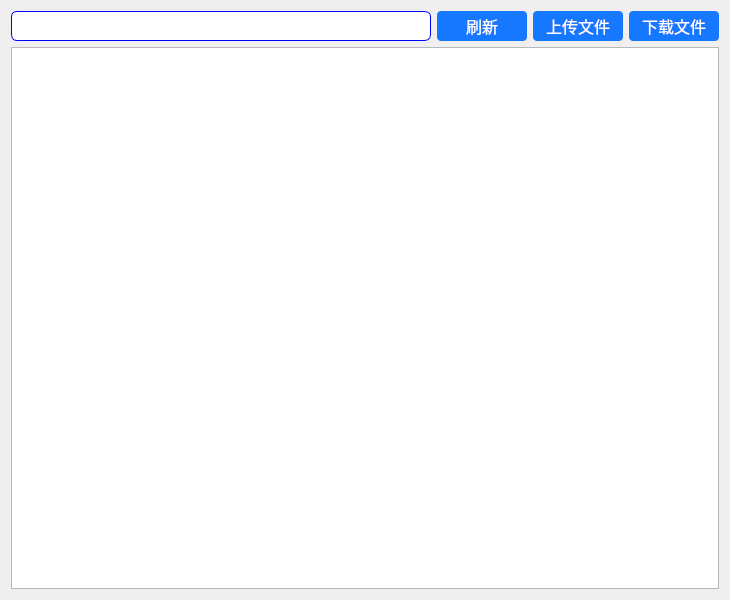
This is src/filewindow.ui in 7lingyuan/CloudBack as Qt 5 draws it before an edit. The edited form follows.
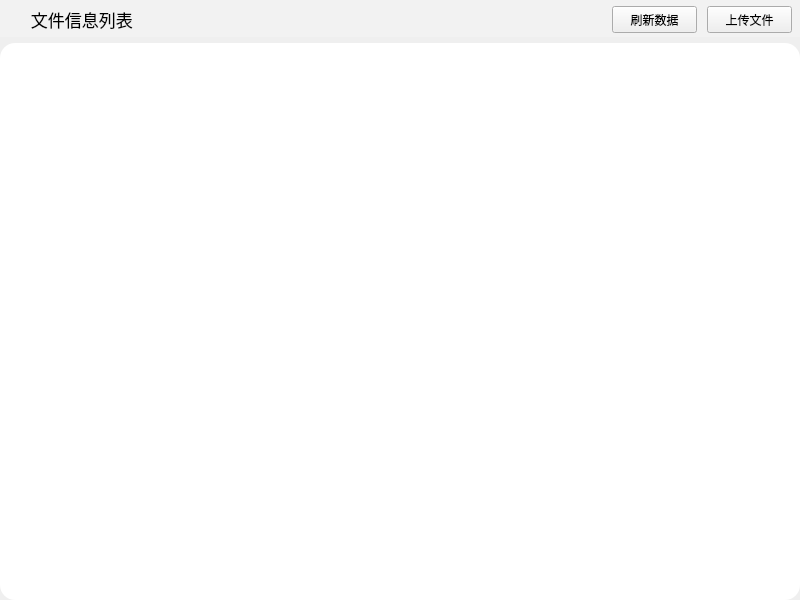
This is the edited form.

```diff
--- a/src/filewindow.ui
+++ b/src/filewindow.ui
@@ -6,120 +6,199 @@
    <rect>
     <x>0</x>
     <y>0</y>
-    <width>730</width>
+    <width>800</width>
     <height>600</height>
    </rect>
   </property>
   <property name="windowTitle">
    <string>Form</string>
   </property>
-  <property name="styleSheet">
-   <string notr="true">/*设置搜索输入框样式*/
-QLineEdit#lineEdit_search {
-border : 1px solid blue;
-border-radius : 6px;
-}
-
-/*设置按钮样式*/
-QPushButton#pushButton_refresh, QPushButton#pushButton_upload, QPushButton#pushButton_download{
-    color : white;
-    font-size : 16px;
-    border-radius : 4px;
-    border-color : #409eff;
-    background-color : rgb(22,119,255);
-}
-
-/*设置按钮悬浮时的状态*/
-QPushButton#pushButton_refresh:hover, QPushButton#pushButton_upload:hover, QPushButton#pushButton_download:hover {
-    background-color : #79bbff;
-    border-color :  #79bbff;
-}
-
-/*设置按钮按压时的状态*/
-QPushButton#pushButton_refresh:pressed, QPushButton#pushButton_upload:pressed, QPushButton#pushButton_download:pressed{
-background-color : #337ecc;
-border-color :  #337ecc;
-}
-
-
-/*设置侧边滑动条*/
-QTableView#tableView QScrollBar:vertical {
-    border: 1px solid #999999;
-    background:white;
-    width:10px; 
-    margin: 0px 0 0px 0;
-}
-QTableView#tableView QScrollBar::handle:vertical {
-    background: qlineargradient(x1:0, y1:0, x2:0, y2:1, stop:0 #30A6E6, stop: 0.5 #30A6E6, stop:1 #30A6E6);
-    min-height: 0px;
-}
-QTableView#tableView QScrollBar::add-line:vertical {
-    background: qlineargradient(x1:0, y1:0, x2:0, y2:1, stop:0 #d0d0d0, stop: 0.5 #d0d0d0, stop:1 #d0d0d0);
-    height: 0px;
-    subcontrol-position: bottom;
-    subcontrol-origin: margin;
-}
-QTableView#tableView QScrollBar::sub-line:vertical {
-    background: qlineargradient(x1:0, y1:0, x2:0, y2:1, stop:0 #d0d0d0, stop: 0.5 #d0d0d0, stop:1 #d0d0d0);
-    height: 0 px;
-    subcontrol-position: top;
-    subcontrol-origin: margin;
-}
-
-
-</string>
-  </property>
-  <layout class="QGridLayout" name="gridLayout">
-   <item row="0" column="2">
-    <widget class="QPushButton" name="pushButton_upload">
-     <property name="minimumSize">
-      <size>
-       <width>90</width>
-       <height>30</height>
-      </size>
+  <layout class="QVBoxLayout" name="verticalLayout">
+   <property name="leftMargin">
+    <number>0</number>
+   </property>
+   <property name="topMargin">
+    <number>0</number>
+   </property>
+   <property name="rightMargin">
+    <number>0</number>
+   </property>
+   <property name="bottomMargin">
+    <number>0</number>
+   </property>
+   <item>
+    <widget class="QWidget" name="file_info_widget" native="true">
+     <property name="sizePolicy">
+      <sizepolicy hsizetype="Expanding" vsizetype="Fixed">
+       <horstretch>0</horstretch>
+       <verstretch>0</verstretch>
+      </sizepolicy>
      </property>
-     <property name="text">
-      <string>上传文件</string>
-     </property>
-    </widget>
-   </item>
-   <item row="0" column="0">
-    <widget class="QLineEdit" name="lineEdit_search">
      <property name="minimumSize">
       <size>
        <width>0</width>
-       <height>30</height>
+       <height>35</height>
       </size>
      </property>
-    </widget>
-   </item>
-   <item row="0" column="1">
-    <widget class="QPushButton" name="pushButton_refresh">
-     <property name="minimumSize">
+     <property name="maximumSize">
       <size>
-       <width>90</width>
-       <height>30</height>
+       <width>16777213</width>
+       <height>40</height>
       </size>
      </property>
-     <property name="text">
-      <string>刷新</string>
+     <property name="styleSheet">
+      <string notr="true">/*设置QWidget样式*/
+QWidget#file_info_widget{
+background-color: rgb(242,242,242);
+}
+
+/*设置按钮样式*/
+QPushButton#pushButton_change_storage_path{
+border-radius: 3px;
+border: 1px solid rgb(204,204,204);
+background-color: white;
+}
+
+</string>
      </property>
+     <layout class="QHBoxLayout" name="horizontalLayout">
+      <property name="spacing">
+       <number>10</number>
+      </property>
+      <property name="leftMargin">
+       <number>12</number>
+      </property>
+      <property name="topMargin">
+       <number>6</number>
+      </property>
+      <property name="rightMargin">
+       <number>8</number>
+      </property>
+      <property name="bottomMargin">
+       <number>4</number>
+      </property>
+      <item>
+       <widget class="QLabel" name="label">
+        <property name="minimumSize">
+         <size>
+          <width>161</width>
+          <height>0</height>
+         </size>
+        </property>
+        <property name="font">
+         <font>
+          <pointsize>13</pointsize>
+          <bold>false</bold>
+         </font>
+        </property>
+        <property name="text">
+         <string>    文件信息列表</string>
+        </property>
+       </widget>
+      </item>
+      <item>
+       <spacer name="horizontalSpacer">
+        <property name="orientation">
+         <enum>Qt::Horizontal</enum>
+        </property>
+        <property name="sizeHint" stdset="0">
+         <size>
+          <width>40</width>
+          <height>20</height>
+         </size>
+        </property>
+       </spacer>
+      </item>
+      <item>
+       <widget class="QPushButton" name="pushButton_refresh">
+        <property name="minimumSize">
+         <size>
+          <width>85</width>
+          <height>27</height>
+         </size>
+        </property>
+        <property name="text">
+         <string>刷新数据</string>
+        </property>
+       </widget>
+      </item>
+      <item>
+       <widget class="QPushButton" name="pushButton_upload">
+        <property name="minimumSize">
+         <size>
+          <width>85</width>
+          <height>27</height>
+         </size>
+        </property>
+        <property name="text">
+         <string>上传文件</string>
+        </property>
+       </widget>
+      </item>
+     </layout>
     </widget>
    </item>
-   <item row="1" column="0" colspan="4">
-    <widget class="QTableView" name="tableView"/>
-   </item>
-   <item row="0" column="3">
-    <widget class="QPushButton" name="pushButton_download">
-     <property name="minimumSize">
-      <size>
-       <width>90</width>
-       <height>30</height>
-      </size>
+   <item>
+    <widget class="QWidget" name="file_widget" native="true">
+     <property name="sizePolicy">
+      <sizepolicy hsizetype="Expanding" vsizetype="Expanding">
+       <horstretch>0</horstretch>
+       <verstretch>0</verstretch>
+      </sizepolicy>
      </property>
-     <property name="text">
-      <string>下载文件</string>
+     <property name="styleSheet">
+      <string notr="true">/*设置QWidget样式*/
+QWidget#file_widget{
+border-radius: 15px;
+background-color: white;
+}
+
+/*设置QListWidget显示为无边框*/
+QListWidget { 
+border: none; 
+}
+
+QListWidget::item {
+border-bottom: 1px solid rgb(245,245,245); 
+}
+
+QListWidget::item:hover {
+background-color: rgb(229,243,255);
+}
+
+QListWidget::item:selected { 
+background-color: rgb(204,232,255); 
+border: none; 
+}
+
+
+
+</string>
      </property>
+     <layout class="QHBoxLayout" name="horizontalLayout_2">
+      <property name="leftMargin">
+       <number>6</number>
+      </property>
+      <property name="topMargin">
+       <number>6</number>
+      </property>
+      <property name="rightMargin">
+       <number>6</number>
+      </property>
+      <property name="bottomMargin">
+       <number>6</number>
+      </property>
+      <item>
+       <widget class="QListWidget" name="listWidget">
+        <property name="sizePolicy">
+         <sizepolicy hsizetype="Expanding" vsizetype="Preferred">
+          <horstretch>0</horstretch>
+          <verstretch>0</verstretch>
+         </sizepolicy>
+        </property>
+       </widget>
+      </item>
+     </layout>
     </widget>
    </item>
   </layout>
```
Left out of the diff: 2 changed lines with no effect on the pictures.
